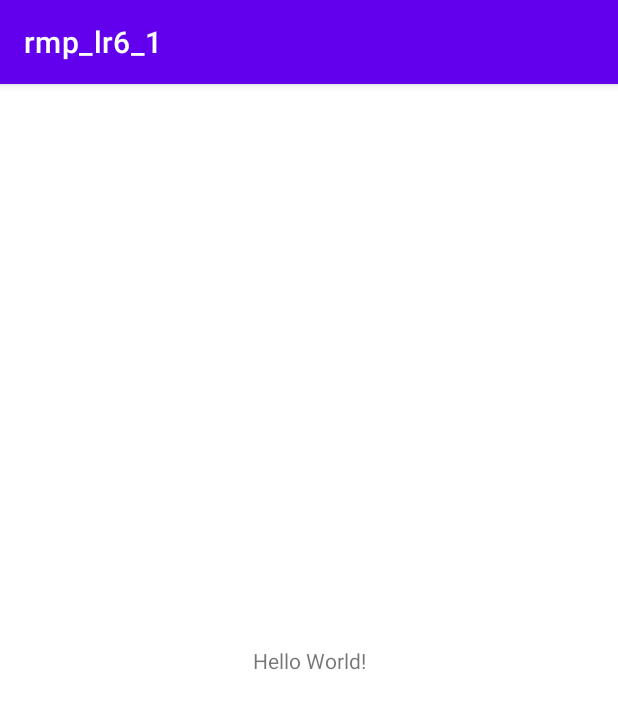
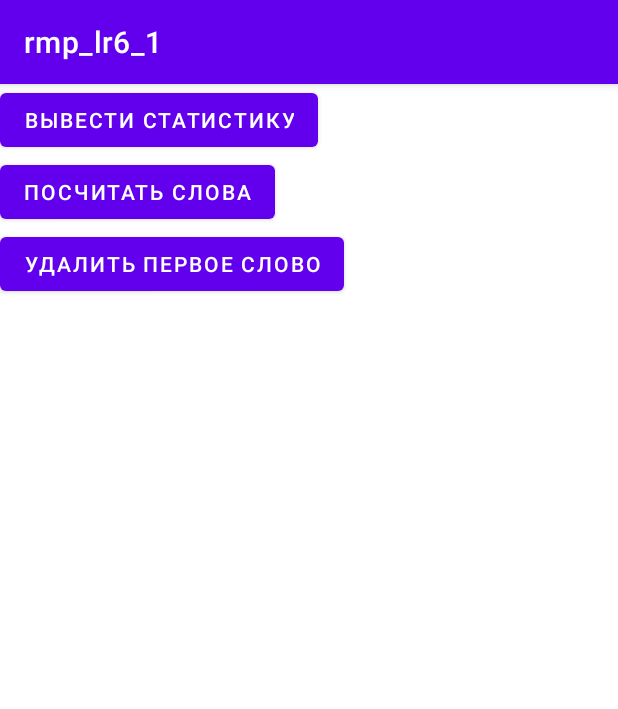
Before and after one commit to phil0s0f/rmp_lr6_1, an Android app: the screen it shows after launch (MainActivity), on a phone screen of 412 x 824 dp. Shown: the top 709 px of the screen. Run offline under Robolectric (Android 15) with nearby library versions, the phone set to English and light mode, and no system bars.

Commit message:
добавлены основные фрагменты и активити

```diff
--- a/app/src/main/AndroidManifest.xml
+++ b/app/src/main/AndroidManifest.xml
@@ -12,6 +12,9 @@
         android:theme="@style/Theme.Rmp_lr6_1"
         tools:targetApi="31">
         <activity
+            android:name=".DetailActivity"
+            android:exported="false" />
+        <activity
             android:name=".MainActivity"
             android:exported="true">
             <intent-filter>
--- /dev/null
+++ b/app/src/main/java/com/example/rmp_lr6_1/ListFragment.java
@@ -0,0 +1,57 @@
+package com.example.rmp_lr6_1;
+
+
+import android.content.Context;
+import android.os.Bundle;
+
+import androidx.fragment.app.Fragment;
+
+import android.view.LayoutInflater;
+import android.view.View;
+import android.view.ViewGroup;
+import android.widget.Button;
+
+
+public class ListFragment extends Fragment {
+
+
+    public ListFragment() {
+        // Required empty public constructor
+    }
+
+    // вложенный интерфейс
+    interface OnFragmentSendDataListener {
+        void onSendData(String data);
+    }
+
+    private OnFragmentSendDataListener sendDataListener;
+
+    @Override
+    public void onAttach(Context context) {
+        super.onAttach(context);
+        try {
+            sendDataListener = (OnFragmentSendDataListener) context;
+        } catch (ClassCastException e) {
+            throw new ClassCastException(context.toString() + " не" + "реализует интерфейс OnFragmentSendDataListener");
+        }
+    }
+
+    @Override
+    public View onCreateView(LayoutInflater inflater, ViewGroup cont, Bundle savedInstanceState) {
+        View view = inflater.inflate(R.layout.fragment_list, cont, false);
+        Button b1 = view.findViewById(R.id.countWord);
+        Button b2 = view.findViewById(R.id.showStat);
+        Button b3 = view.findViewById(R.id.removeFirstWord);
+        View.OnClickListener listener = new View.OnClickListener() {
+            @Override
+            public void onClick(View view) {// получаем выбранный текст
+                String text = ((Button) view).getText().toString();// Посылаем данные Activity
+                sendDataListener.onSendData(text);
+            }
+        };
+        b1.setOnClickListener(listener);
+        b2.setOnClickListener(listener);
+        b3.setOnClickListener(listener);
+        return view;
+    }
+}
--- /dev/null
+++ b/app/src/main/res/layout-port/activity_main.xml
@@ -0,0 +1,7 @@
+<?xml version="1.0" encoding="utf-8"?>
+<androidx.fragment.app.FragmentContainerView
+    xmlns:android="http://schemas.android.com/apk/res/android"
+    android:id="@+id/listFragment"
+    android:layout_width="match_parent"
+    android:layout_height="match_parent"
+    android:name="com.example.rmp_lr6_1.ListFragment" />
--- a/app/src/main/res/layout/activity_main.xml
+++ b/app/src/main/res/layout/activity_main.xml
@@ -6,13 +6,22 @@
     android:layout_height="match_parent"
     tools:context=".MainActivity">
 
-    <TextView
-        android:layout_width="wrap_content"
-        android:layout_height="wrap_content"
-        android:text="Hello World!"
-        app:layout_constraintBottom_toBottomOf="parent"
-        app:layout_constraintEnd_toEndOf="parent"
-        app:layout_constraintStart_toStartOf="parent"
-        app:layout_constraintTop_toTopOf="parent" />
+    <LinearLayout xmlns:android="http://schemas.android.com/apk/res/android"
+        android:layout_width="match_parent"
+        android:layout_height="match_parent"
+        android:orientation="horizontal">
+
+        <androidx.fragment.app.FragmentContainerView
+            android:id="@+id/listFragment"
+            android:name="com.example.rmp_lr6_1.ListFragment"
+            android:layout_width="wrap_content"
+            android:layout_height="wrap_content" />
+
+        <androidx.fragment.app.FragmentContainerView
+            android:id="@+id/detailFragment"
+            android:name="com.example.rmp_lr6_1.DetailFragment"
+            android:layout_width="wrap_content"
+            android:layout_height="wrap_content" />
+    </LinearLayout>
 
 </androidx.constraintlayout.widget.ConstraintLayout>
--- /dev/null
+++ b/app/src/main/res/layout/fragment_list.xml
@@ -0,0 +1,22 @@
+<LinearLayout xmlns:android="http://schemas.android.com/apk/res/android"
+    android:layout_width="match_parent"
+    android:layout_height="match_parent"
+    android:orientation="vertical">
+
+    <Button
+        android:id="@+id/showStat"
+        android:layout_width="wrap_content"
+        android:layout_height="wrap_content"
+        android:text="Вывести статистику" />
+
+    <Button
+        android:id="@+id/countWord"
+        android:layout_width="wrap_content"
+        android:layout_height="wrap_content"
+        android:text="Посчитать слова" />
+    <Button
+        android:id="@+id/removeFirstWord"
+        android:layout_width="wrap_content"
+        android:layout_height="wrap_content"
+        android:text="Удалить первое слово" />
+</LinearLayout>
--- a/app/src/main/res/values/strings.xml
+++ b/app/src/main/res/values/strings.xml
@@ -1,3 +1,5 @@
 <resources>
     <string name="app_name">rmp_lr6_1</string>
+    <!-- TODO: Remove or change this placeholder text -->
+    <string name="hello_blank_fragment">Hello blank fragment</string>
 </resources>
```
Also changed, not shown: app/src/main/java/com/example/rmp_lr6_1/DetailActivity.java (added, +31 -0 lines), app/src/main/java/com/example/rmp_lr6_1/DetailFragment.java (added, +28 -0 lines), app/src/main/java/com/example/rmp_lr6_1/MainActivity.java (+13 -1 lines), app/src/main/res/layout/activity_detail.xml (added, +9 -0 lines), app/src/main/res/layout/fragment_detail.xml (added, +13 -0 lines).
